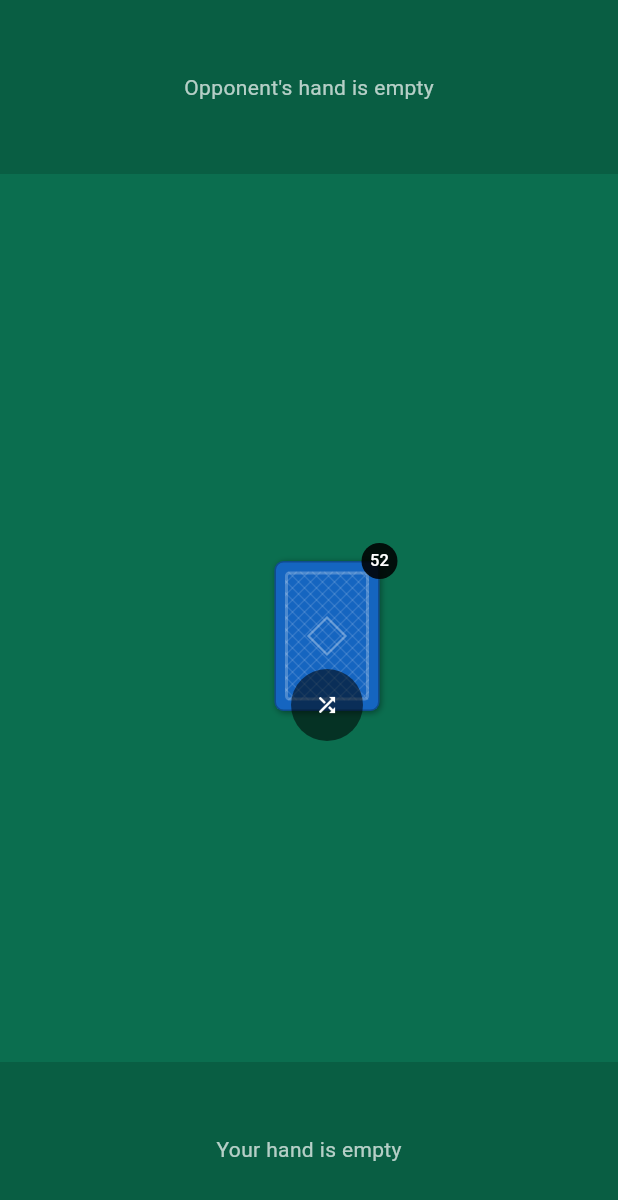
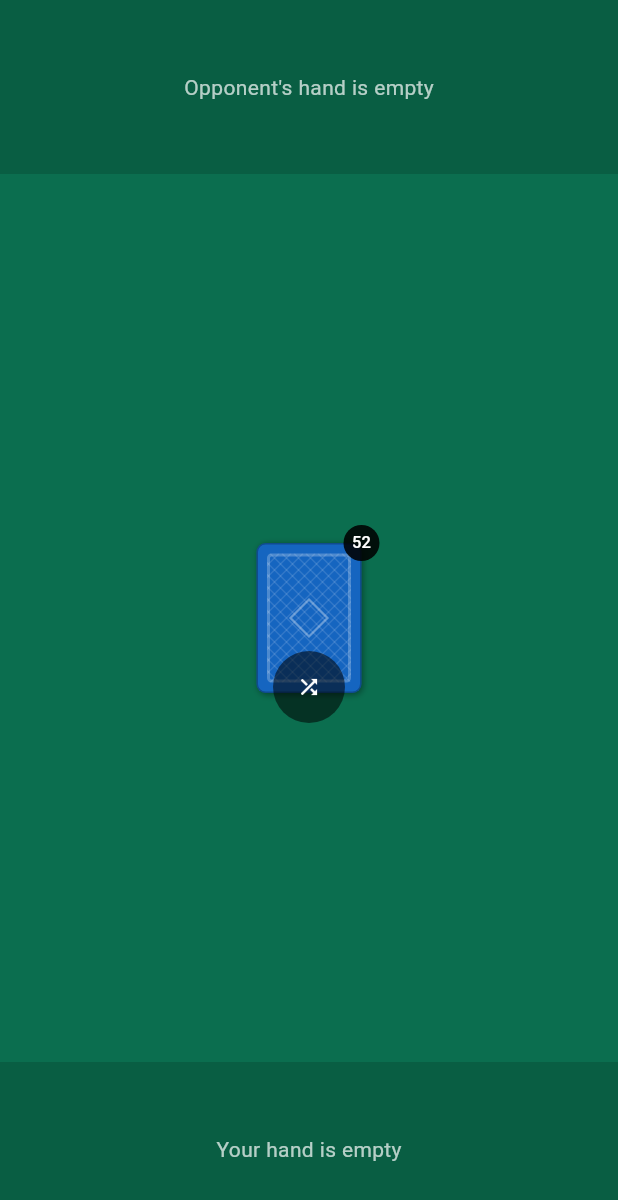
Before and after one commit to jvthompson/cardflux, a Flutter app: the screen it shows after launch, after a tap on "Practice Offline", on a phone screen of 412 x 824 dp. Shown: the top 1200 px of the screen. Run offline on Flutter 3.47's test engine with Material 3 defaults, Android fonts, the phone set to English and light mode, and no system bars; missing offline and left inert: file_selector.

Commit message:
Fix draw pile rendering 12px off its true canonical position
PileWidget's own box is cardWidth+24 x cardHeight+24 (room for its
count badge and shuffle button to overflow past the card edges), but
TableScreen centered it using an offset based on the bare
cardWidth/cardHeight, so the pile rendered shifted +12px right and
+12px down from its actual stored (x,y). This was invisible when
comparing the pile's own position between host and client (the offset
applies identically on both, so the pile looked consistent with
itself) but threw off any visual comparison against other cards
placed via the correctly-centered DraggableCard, which is what looked
like a host/client "misalignment." Exported pileWidgetExtra from
pile_widget.dart and used it in the pile's Positioned offset so it
centers on the same point DraggableCard does.

Co-Authored-By: Claude Sonnet 5 <noreply@anthropic.com>
Claude-Session: https://claude.ai/code/session_01J1Z89qEJKT4RjMpL773TVR

```diff
--- a/lib/ui/table_screen.dart
+++ b/lib/ui/table_screen.dart
@@ -169,9 +169,14 @@ class _TableScreenState extends State<TableScreen> {
                               final top = _stackUtils.topOf(cards);
                               final pos = _toScreenPixel(top.x, top.y);
                               if (cards.length > 1) {
+                                // PileWidget's own box is larger than a bare
+                                // card (room for its badge/shuffle button to
+                                // overflow) -- center on that actual size, or
+                                // the pile renders shifted off its true
+                                // canonical position (see pileWidgetExtra).
                                 return Positioned(
-                                  left: pos.dx - cardWidth / 2,
-                                  top: pos.dy - cardHeight / 2,
+                                  left: pos.dx - (cardWidth + pileWidgetExtra) / 2,
+                                  top: pos.dy - (cardHeight + pileWidgetExtra) / 2,
                                   child: PileWidget(
                                     count: cards.length,
                                     onDraw: () => widget.controller.drawCard(group.key),
--- a/lib/ui/widgets/pile_widget.dart
+++ b/lib/ui/widgets/pile_widget.dart
@@ -4,6 +4,14 @@ import 'package:flutter/material.dart';
 
 import 'card_back_widget.dart';
 import 'card_face_widget.dart';
+
+/// Extra room (beyond the card's own [cardWidth]/[cardHeight]) [PileWidget]
+/// reserves on each axis so its count badge and shuffle button can overflow
+/// slightly past the card's edges. Callers positioning a [PileWidget] by its
+/// center (see table_screen.dart) must offset by half of `cardWidth +
+/// pileWidgetExtra`/`cardHeight + pileWidgetExtra`, not half of the bare
+/// card dimensions, or the whole widget renders off-center.
+const double pileWidgetExtra = 24;
 
 /// A stack of 2+ cards rendered as a single back-face with a count badge.
 /// Tap draws the top card into the local hand; the shuffle button
@@ -46,8 +54,8 @@ class _PileWidgetState extends State<PileWidget> with SingleTickerProviderStateM
   @override
   Widget build(BuildContext context) {
     return SizedBox(
-      width: cardWidth + 24,
-      height: cardHeight + 24,
+      width: cardWidth + pileWidgetExtra,
+      height: cardHeight + pileWidgetExtra,
       child: Stack(
         clipBehavior: Clip.none,
         alignment: Alignment.center,
```
